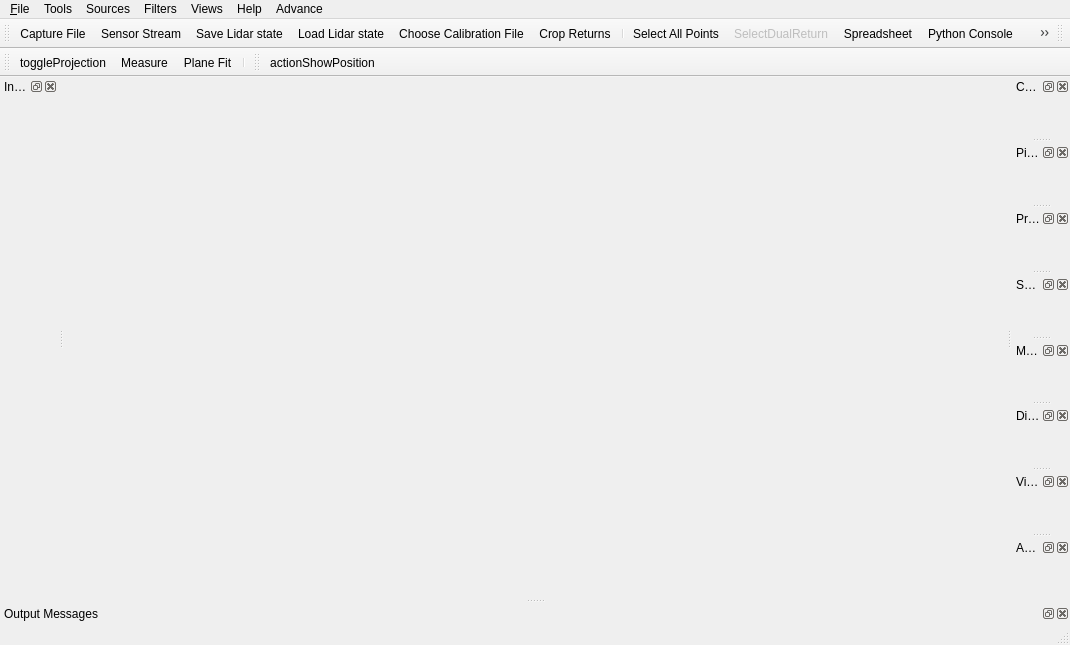
Kitware/VeloView, file Application/vvMainWindow.ui: the form before one commit.
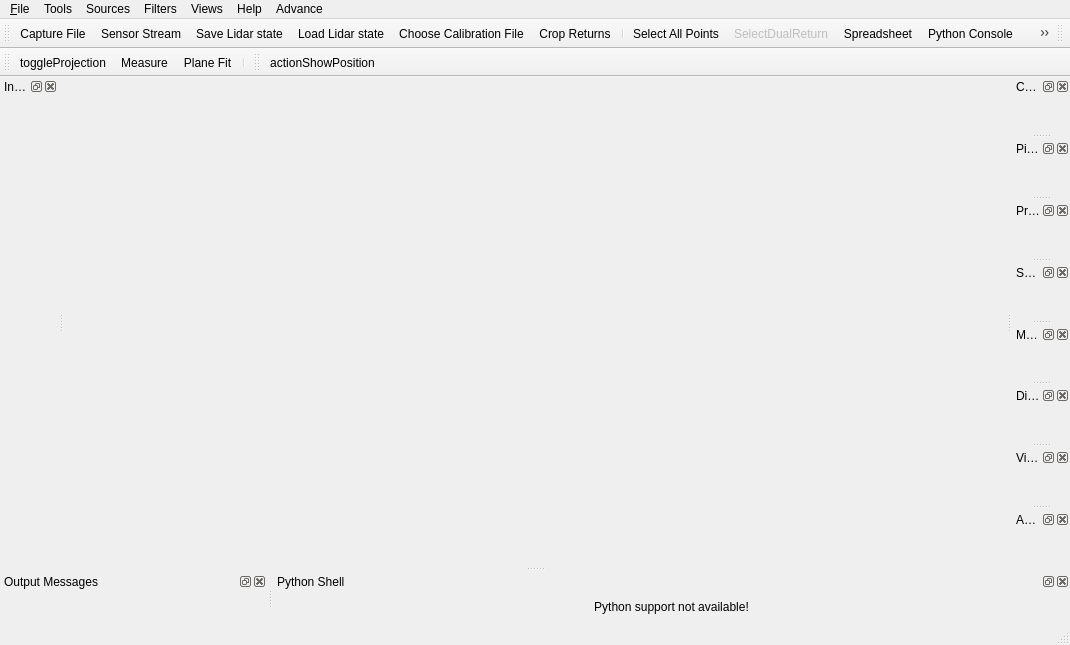
The form after the commit. Icons and pictures are not drawn. Custom widgets are drawn as their Qt base class.

Commit message:
[feat] Use pqPythonShell instead of pqPythonDialog.
This is needed because pqPythonDialog has been deprecated in
Paraview 5.5.

The edit to the form file:
```diff
--- a/Application/vvMainWindow.ui
+++ b/Application/vvMainWindow.ui
@@ -338,6 +338,43 @@
     </property>
    </widget>
   </widget>
+  <widget class="QDockWidget" name="pythonShellDock">
+   <property name="sizePolicy">
+    <sizepolicy hsizetype="Preferred" vsizetype="MinimumExpanding">
+     <horstretch>0</horstretch>
+     <verstretch>0</verstretch>
+    </sizepolicy>
+   </property>
+   <property name="floating">
+    <bool>false</bool>
+   </property>
+   <property name="windowTitle">
+    <string>Python Shell</string>
+   </property>
+   <attribute name="dockWidgetArea">
+    <number>8</number>
+   </attribute>
+   <widget class="QWidget" name="pythonShellDummy">
+    <property name="sizePolicy">
+     <sizepolicy hsizetype="MinimumExpanding" vsizetype="MinimumExpanding">
+      <horstretch>0</horstretch>
+      <verstretch>0</verstretch>
+     </sizepolicy>
+    </property>
+    <layout class="QHBoxLayout" name="horizontalLayout">
+     <item>
+      <widget class="QLabel" name="label">
+       <property name="text">
+        <string>Python support not available!</string>
+       </property>
+       <property name="alignment">
+        <set>Qt::AlignCenter</set>
+       </property>
+      </widget>
+     </item>
+    </layout>
+   </widget>
+  </widget>
   <action name="actionE_xit">
    <property name="text">
     <string>E&amp;xit</string>
```
The commit also changes 3 other files.
